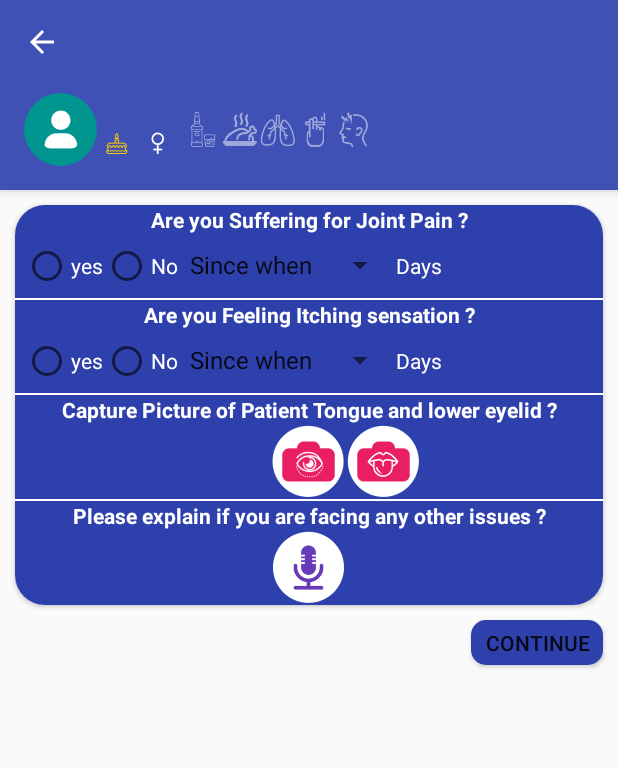
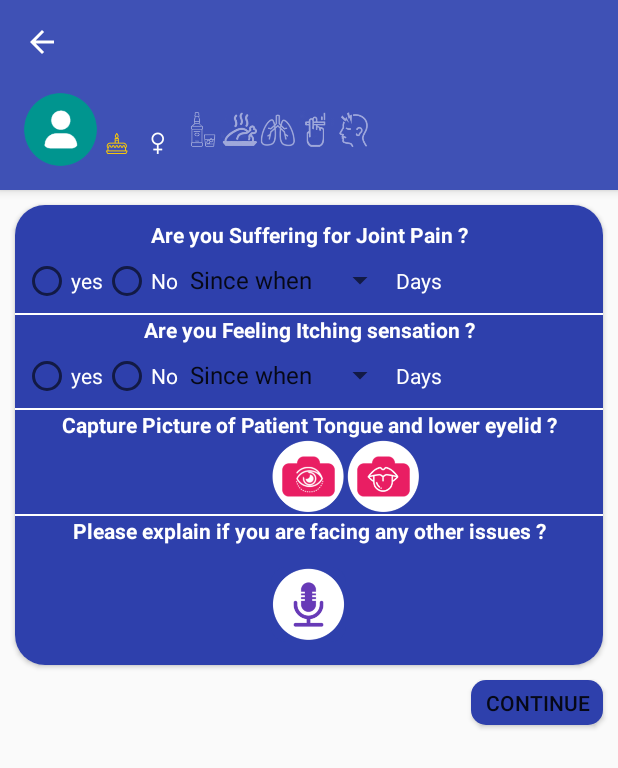
Before and after one commit to kranthi-mahiti/Healthcare, an Android app: the SymptomsDetailActivity screen opened directly, with no data from a screen before it, on a phone screen of 412 x 824 dp. Shown: the top 768 px of the screen. Run offline under Robolectric (Android 15) with nearby library versions, the phone set to English and light mode, and no system bars.

Commit message:
bg added

```diff
--- a/app/src/main/res/layout/activity_symptoms_detail.xml
+++ b/app/src/main/res/layout/activity_symptoms_detail.xml
@@ -31,6 +31,7 @@
         android:layout_height="wrap_content"
         android:layout_below="@id/appbar"
         android:layout_margin="10dp"
+        android:background="@drawable/bg001"
         app:cardCornerRadius="20dp">
 
         <LinearLayout
@@ -41,9 +42,10 @@
 
 
             <TextView
+                android:layout_marginTop="10dp"
                 android:layout_width="match_parent"
                 android:layout_height="wrap_content"
-                android:text="Are you Suffering for Joint Pain ?"
+                android:text="@string/are_you_suffering_for_joint_pain"
                 android:textAlignment="center"
                 android:textColor="@color/white"
                 android:textStyle="bold" />
@@ -93,7 +95,7 @@
             <TextView
                 android:layout_width="match_parent"
                 android:layout_height="wrap_content"
-                android:text="Are you Feeling Itching sensation ?"
+                android:text="@string/are_you_feeling_itching_sensation"
                 android:textAlignment="center"
                 android:textColor="@color/white"
                 android:textStyle="bold" />
@@ -143,7 +145,7 @@
             <TextView
                 android:layout_width="match_parent"
                 android:layout_height="wrap_content"
-                android:text="Capture Picture of Patient Tongue and lower eyelid ?"
+                android:text="@string/capture_picture_of_patient_tongue_and_lower_eyelid"
                 android:textAlignment="center"
                 android:textColor="@color/white"
                 android:textStyle="bold" />
@@ -186,7 +188,7 @@
             <TextView
                 android:layout_width="match_parent"
                 android:layout_height="wrap_content"
-                android:text="Please explain if you are facing any other issues ?"
+                android:text="@string/please_explain_if_you_are_facing_any_other_issues"
                 android:textAlignment="center"
                 android:textColor="@color/white"
                 android:textStyle="bold" />
@@ -207,6 +209,7 @@
                         android:layout_height="50dp"
                         android:background="@drawable/roundcorner"
                         android:layout_centerInParent="true"
+                        android:layout_marginBottom="30dp"
                         app:srcCompat="@drawable/voicerecord100" />
 
                 </RelativeLayout>
--- a/app/src/main/res/values/strings.xml
+++ b/app/src/main/res/values/strings.xml
@@ -43,4 +43,8 @@
     </string-array>
     <string name="title_activity_symptoms_detail">SymptomsDetailActivity</string>
     <string name="title_activity_suggestions">SuggestionsActivity</string>
+    <string name="are_you_suffering_for_joint_pain">Are you Suffering for Joint Pain ?</string>
+    <string name="are_you_feeling_itching_sensation">Are you Feeling Itching sensation ?</string>
+    <string name="capture_picture_of_patient_tongue_and_lower_eyelid">Capture Picture of Patient Tongue and lower eyelid ?</string>
+    <string name="please_explain_if_you_are_facing_any_other_issues">Please explain if you are facing any other issues ?</string>
 </resources>
```
Also changed, not shown: app/src/main/res/drawable/bg001.png (added).
